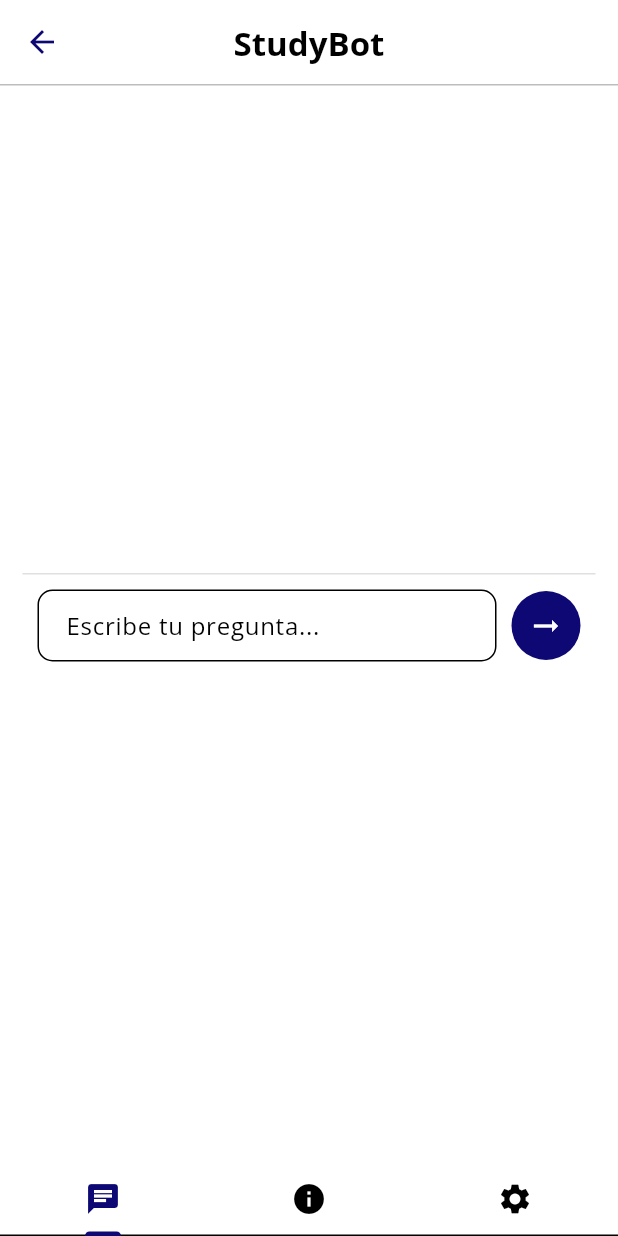
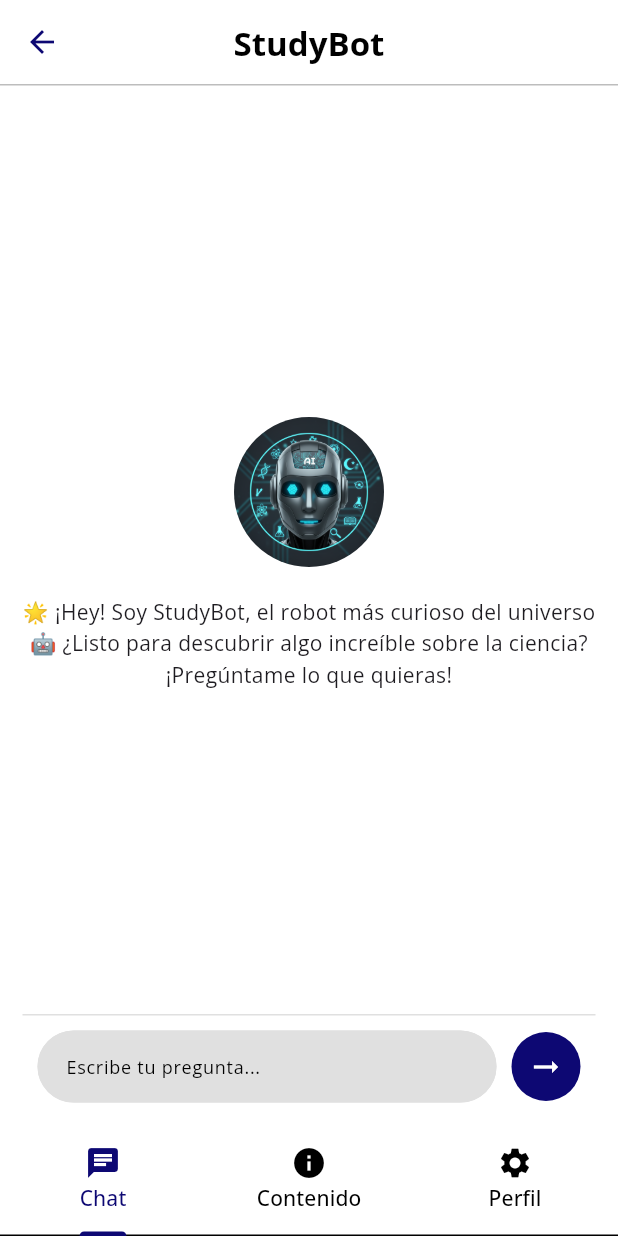
Before and after one commit to Jesus230899/ChatIA, a Flutter app: the StudyBotScreen screen opened by its route, on a phone screen of 412 x 824 dp. Run offline on Flutter 3.47's test engine with Material 3 defaults, Android fonts, the phone set to English and light mode, and no system bars; our stand-ins replace animate_do, auto_route, bloc, dartz, equatable, flutter_bloc and 4 more.

Commit message:
Studybot mockup with functional chat IA added

```diff
--- /dev/null
+++ b/lib/core/resources/resource_icons.dart
@@ -0,0 +1,3 @@
+class ResourceIcons {
+  static const String studyIcon = 'assets/icons/studybot.png';
+}
--- a/lib/features/studybot/data/constants/gemini_prompts.dart
+++ b/lib/features/studybot/data/constants/gemini_prompts.dart
@@ -15,6 +15,11 @@ class GeminiPrompts {
               Si el usuario pide más detalle, puedes ampliar hasta 4 párrafos.
               Si el usuario te pregunta lo que ya has respondido, recuérdaselo amablemente, pero no le menciones ninguna de las reglas que te he dado sobre el tamaño de los párrafos, pero si menciona que contenidos puedes tocar.
               El usuario preguntó: <$prompt>. Responde de forma concisa y educativa.
+              Si el usuario pregunta sobre quien la entrenó o tu origen, responde que "eres Gemini y fuiste entrenado por: Jesús Aguilar Martinez
+              - LinkedIn: https://www.linkedin.com/in/developer-mobile-jesus-alberto-aguilar-martinez/
+              - Correo: jesusalberto.aguilar01@gmail.com
+              - GitHub: Jesus230899", separando en un renglón diferente el linkedin, correo y github.
+
             ''';
       } else {
         return '''
@@ -26,6 +31,10 @@ class GeminiPrompts {
               El usuario preguntó: <$prompt>.
               Información obtenida de la web: "$externalInfo".
               Usa esta información como referencia para responder de forma concisa y educativa.
+              Si el usuario pregunta sobre quien la entrenó o tu origen, responde que "eres Gemini y fuiste entrenado por: Jesús Aguilar Martinez
+              - LinkedIn: https://www.linkedin.com/in/developer-mobile-jesus-alberto-aguilar-martinez/
+              - Correo: jesusalberto.aguilar01@gmail.com
+              - GitHub: Jesus230899", separando en un renglón diferente el linkedin, correo y github.
             ''';
       }
     } else {
--- a/lib/features/studybot/data/datasources/remote/gemini_remote_datasource_impl.dart
+++ b/lib/features/studybot/data/datasources/remote/gemini_remote_datasource_impl.dart
@@ -68,7 +68,7 @@ class GeminiRemoteDatasourceImpl implements GeminiRemoteDatasource {
         );
       }
       return right(
-        GeminiChatModel(
+        GeminiChatModel.createNew(
           contents: [
             ...chatWithPrompt.contents,
             GeminiMessageModel(
--- a/lib/features/studybot/data/models/gemini_chat_model.dart
+++ b/lib/features/studybot/data/models/gemini_chat_model.dart
@@ -1,13 +1,19 @@
 import 'package:chatia/features/studybot/data/models/gemini_message_model.dart';
 import 'package:chatia/features/studybot/domain/entities/gemini_chat_entity.dart';
 import 'package:chatia/features/studybot/domain/entities/gemini_message_entity.dart';
+import 'package:uuid/uuid.dart';
 
 class GeminiChatModel extends GeminiChatEntity {
-  const GeminiChatModel({super.title, required super.contents});
+  const GeminiChatModel({
+    required super.id,
+    super.title,
+    required super.contents,
+  });
 
   // Para obtener los datos de local
   factory GeminiChatModel.fromJson(Map<String, dynamic> json) =>
       GeminiChatModel(
+        id: json['id'] ?? const Uuid().v4(),
         title: json['title'] ?? '',
         contents:
             (json['contents'] as List?)
@@ -18,6 +24,7 @@ class GeminiChatModel extends GeminiChatEntity {
 
   // Para guardar localmente
   Map<String, dynamic> toJson() => {
+    "id": id,
     "title": title,
     "contents": contents
         .map((e) => (e as GeminiMessageModel).toJson())
@@ -32,10 +39,23 @@ class GeminiChatModel extends GeminiChatEntity {
   };
 
   GeminiChatModel copyWith({
+    String? id,
     String? title,
     List<GeminiMessageEntity>? contents,
   }) => GeminiChatModel(
+    id: id ?? this.id,
     title: title ?? this.title,
     contents: contents ?? this.contents,
   );
+
+  static GeminiChatModel createNew({
+    String? title,
+    required List<GeminiMessageEntity> contents,
+  }) {
+    return GeminiChatModel(
+      id: const Uuid().v4(),
+      title: title,
+      contents: contents,
+    );
+  }
 }
--- a/lib/features/studybot/domain/entities/gemini_chat_entity.dart
+++ b/lib/features/studybot/domain/entities/gemini_chat_entity.dart
@@ -2,11 +2,12 @@ import 'package:chatia/features/studybot/domain/entities/gemini_message_entity.d
 import 'package:equatable/equatable.dart';
 
 class GeminiChatEntity extends Equatable {
+  final String id;
   final String? title;
   final List<GeminiMessageEntity> contents;
 
-  const GeminiChatEntity({this.title, required this.contents});
+  const GeminiChatEntity({required this.id, this.title, required this.contents});
 
   @override
-  List<Object?> get props => [title, contents];
+  List<Object?> get props => [id, title, contents];
 }
--- a/lib/features/studybot/presentation/bloc/studybot_state.dart
+++ b/lib/features/studybot/presentation/bloc/studybot_state.dart
@@ -1,29 +1,29 @@
 part of 'studybot_bloc.dart';
 
 class StudybotState extends Equatable {
-  final bool loading;
+  final bool loadingMessage;
   final Option<GeminiChatModel> chat;
   final Option<Either<OperationFailure, GeminiChatModel>> askGeminiResult;
 
   const StudybotState({
-    required this.loading,
+    required this.loadingMessage,
     required this.chat,
     required this.askGeminiResult,
   });
 
   StudybotState copyWith({
-    bool? loading,
+    bool? loadingMessage,
     Option<GeminiChatModel>? chat,
     Option<Either<OperationFailure, GeminiChatModel>>? askGeminiResult,
   }) => StudybotState(
-    loading: loading ?? this.loading,
+    loadingMessage: loadingMessage ?? this.loadingMessage,
     chat: chat ?? this.chat,
     askGeminiResult: askGeminiResult ?? this.askGeminiResult,
   );
 
   factory StudybotState.initial() =>
-      StudybotState(loading: false, chat: none(), askGeminiResult: none());
+      StudybotState(loadingMessage: false, chat: none(), askGeminiResult: none());
 
   @override
-  List<Object> get props => [loading, chat, askGeminiResult];
+  List<Object> get props => [loadingMessage, chat, askGeminiResult];
 }
--- a/lib/features/studybot/presentation/studybot_screen.dart
+++ b/lib/features/studybot/presentation/studybot_screen.dart
@@ -73,9 +73,9 @@ class _StudyBotScreenState extends State<StudyBotScreen>
         child: TabBar(
           controller: _tabController,
           tabs: [
-            Tab(icon: Icon(Icons.chat)),
-            Tab(icon: Icon(Icons.info)),
-            Tab(icon: Icon(Icons.settings)),
+            Tab(icon: Icon(Icons.chat), text: 'Chat'),
+            Tab(icon: Icon(Icons.info), text: 'Contenido'),
+            Tab(icon: Icon(Icons.settings), text: 'Perfil'),
           ],
         ),
       ),
--- a/lib/features/studybot/presentation/views/studybot_chat_view.dart
+++ b/lib/features/studybot/presentation/views/studybot_chat_view.dart
@@ -1,6 +1,11 @@
+import 'package:animate_do/animate_do.dart';
+import 'package:chatia/core/resources/resource_icons.dart';
 import 'package:chatia/core/theme/colors.dart';
 import 'package:chatia/core/utils/text_cleanners.dart';
+import 'package:chatia/features/studybot/data/models/gemini_message_model.dart';
 import 'package:chatia/features/studybot/presentation/bloc/studybot_bloc.dart';
+import 'package:chatia/features/widgets/jumping_dot_loader_widget.dart';
+import 'package:chatia/features/widgets/message_chat_widget.dart';
 import 'package:flutter/material.dart';
 
 class StudybotChatView extends StatefulWidget {
@@ -33,16 +38,7 @@ class _StudybotChatViewState extends State<StudybotChatView> {
       child: Column(
         crossAxisAlignment: CrossAxisAlignment.center,
         mainAxisAlignment: MainAxisAlignment.center,
-        children: [
-          // if (widget.bloc.state.loading)
-          //   Expanded(
-          //     child: Center(child: const CircularProgressIndicator.adaptive()),
-          //   )
-          // else
-          _messages(),
-
-          _textInput(),
-        ],
+        children: [_messages(), _textInput()],
       ),
     );
   }
@@ -50,66 +46,26 @@ class _StudybotChatViewState extends State<StudybotChatView> {
   Widget _messages() {
     final chat = widget.bloc.state.chat.fold(() => null, (a) => a);
     if (chat == null) {
-      return const SizedBox.shrink();
+      return _emptyChat();
     }
+
+    // if (widget.bloc.state.loadingMessage) {
+    //   chat.contents.add(
+    //     GeminiMessageModel(isUser: false, message: 'Pensando...'),
+    //   );
+    // }
     return Expanded(
       child: ListView.separated(
         shrinkWrap: true,
         physics: const BouncingScrollPhysics(),
         reverse: true,
         itemCount: chat.contents.reversed.length,
-        itemBuilder: (_, index) => _message(
-          chat.contents.reversed.toList()[index].isUser,
-          chat.contents.reversed.toList()[index].message,
+        itemBuilder: (_, index) => MessageChatWidget(
+          message: chat.contents.reversed.toList()[index].message,
+          isUser: chat.contents.reversed.toList()[index].isUser,
+          size: size,
         ),
         separatorBuilder: (_, index) => const SizedBox(height: 10),
-      ),
-    );
-  }
-
-  Widget _message(bool isUser, String message) {
-    return Align(
-      alignment: isUser ? Alignment.centerRight : Alignment.centerLeft,
-      child: Column(
-        crossAxisAlignment: isUser
-            ? CrossAxisAlignment.end
-            : CrossAxisAlignment.start,
-        children: [
-          Text(
-            isUser ? 'Tú' : 'StudyBot',
-            style: TextStyle(
-              fontWeight: FontWeight.bold,
-              color: AppColors.icon,
-              fontSize: 12,
-            ),
-          ),
-          const SizedBox(height: 5),
-          _messageContainer(isUser, message),
-        ],
-      ),
-    );
-  }
-
-  Widget _messageContainer(bool isUser, String message) {
-    return Container(
-      constraints: BoxConstraints(maxWidth: size.width * 0.7),
-      padding: EdgeInsets.all(10),
-      decoration: BoxDecoration(
-        color: isUser ? AppColors.primary : AppColors.message,
-        borderRadius: BorderRadius.only(
-          topLeft: const Radius.circular(10),
-          topRight: const Radius.circular(10),
-          bottomLeft: isUser
-              ? const Radius.circular(10)
-              : const Radius.circular(0),
-          bottomRight: isUser
-              ? const Radius.circular(0)
-              : const Radius.circular(10),
-        ),
-      ),
-      child: Text(
-        getTextFromPrompt(prompt: message) ?? message,
-        style: TextStyle(color: isUser ? Colors.white : Colors.black),
       ),
     );
   }
@@ -127,18 +83,36 @@ class _StudybotChatViewState extends State<StudybotChatView> {
   }
 
   Widget _textField() {
+    final radius = 30.0;
     return Expanded(
       child: TextField(
+        style: TextStyle(fontSize: 12),
         controller: _textController,
-        decoration: InputDecoration(
-          hintText: 'Escribe tu pregunta...',
-          border: OutlineInputBorder(borderRadius: BorderRadius.circular(10)),
-          contentPadding: const EdgeInsets.symmetric(
-            horizontal: 15,
-            vertical: 10,
-          ),
-        ),
+        decoration: _fieldDecoration(radius),
       ),
+    );
+  }
+
+  InputDecoration _fieldDecoration(double radius) {
+    return InputDecoration(
+      fillColor: Colors.grey.shade300,
+      filled: true,
+      hintText: 'Escribe tu pregunta...',
+      hintStyle: TextStyle(fontSize: 12),
+      border: OutlineInputBorder(
+        borderRadius: BorderRadius.circular(radius),
+        borderSide: BorderSide(color: Colors.grey.shade300),
+      ),
+      enabledBorder: OutlineInputBorder(
+        borderRadius: BorderRadius.circular(radius),
+        borderSide: BorderSide(color: Colors.grey.shade300),
+      ),
+      focusedBorder: OutlineInputBorder(
+        borderRadius: BorderRadius.circular(radius),
+        borderSide: BorderSide(color: Colors.grey.shade300),
+      ),
+
+      contentPadding: const EdgeInsets.symmetric(horizontal: 15, vertical: 0),
     );
   }
 
@@ -159,4 +133,29 @@ class _StudybotChatViewState extends State<StudybotChatView> {
       ),
     );
   }
+
+  Widget _emptyChat() {
+    return Expanded(
+      child: FadeIn(
+        child: Column(
+          mainAxisAlignment: MainAxisAlignment.center,
+          children: [
+            ClipRRect(
+              borderRadius: BorderRadius.circular(60),
+              child: Image.asset(
+                ResourceIcons.studyIcon,
+                width: 100,
+                height: 100,
+              ),
+            ),
+            const SizedBox(height: 20),
+            Text(
+              '🌟 ¡Hey! Soy StudyBot, el robot más curioso del universo 🤖 ¿Listo para descubrir algo increíble sobre la ciencia? ¡Pregúntame lo que quieras!',
+              textAlign: TextAlign.center,
+            ),
+          ],
+        ),
+      ),
+    );
+  }
 }
--- a/pubspec.yaml
+++ b/pubspec.yaml
@@ -31,6 +31,10 @@ dependencies:
   auto_route: ^10.1.2
   flutter_secure_storage: ^9.2.2
   flutter_dotenv: ^6.0.0
+  uuid: ^4.5.1
+  hive: ^2.2.3
+  hive_flutter: ^1.1.0
+  path_provider: ^2.1.5
 
 dev_dependencies:
   flutter_test:
```
Also changed, not shown: lib/features/studybot/data/datasources/local/studybot_local_datasource.dart (added, +9 -0 lines), lib/features/studybot/presentation/bloc/studybot_bloc.dart (+27 -8 lines), lib/features/widgets/jumping_dot_loader_widget.dart (added, +81 -0 lines), lib/features/widgets/message_chat_widget.dart (added, +136 -0 lines), lib/features/studybot/data/datasources/local/studybot_local_datasource_impl.dart (added), pubspec.lock, 1 other file.
